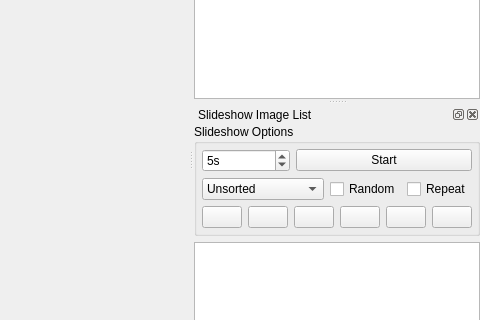
Before: the Qt Designer form mainwindow.ui in vos/qsm, drawn with Qt 5; both pictures show x 544 to 1024 and y 154 to 474 of the 1024 by 600 pixel window.
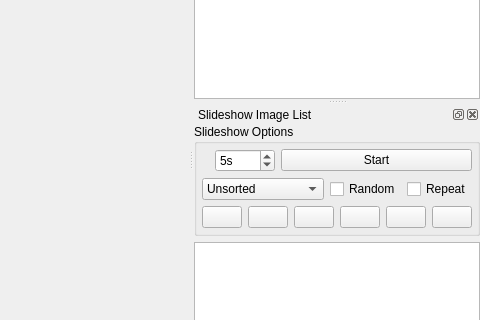
After: the same form once the commit is applied. Icons and pictures are not drawn. Custom widgets are drawn as their Qt base class.

Diff of the .ui file:
```diff
--- a/mainwindow.ui
+++ b/mainwindow.ui
@@ -253,7 +253,14 @@
          <number>5</number>
         </property>
         <item>
-         <layout class="QHBoxLayout" name="slideshowOptionsLayout1" stretch="1,2">
+         <layout class="QHBoxLayout" name="slideshowOptionsLayout1" stretch="0,0,1">
+          <item>
+           <widget class="QLabel" name="intervalLabel">
+            <property name="pixmap">
+             <pixmap resource="icons.qrc">:/icons/clock_24.png</pixmap>
+            </property>
+           </widget>
+          </item>
           <item>
            <widget class="QSpinBox" name="intervalSpinBox">
             <property name="statusTip">
```
Left out of the diff: 94 changed lines with no effect on the pictures.
